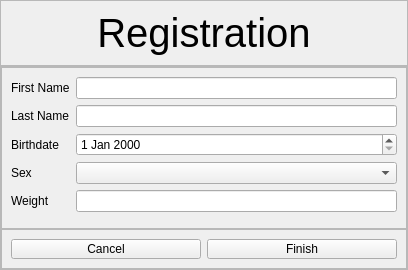
mxcom/Programming-Exercises, file src/views/user_management/WndRegistration.ui: the form before one commit.
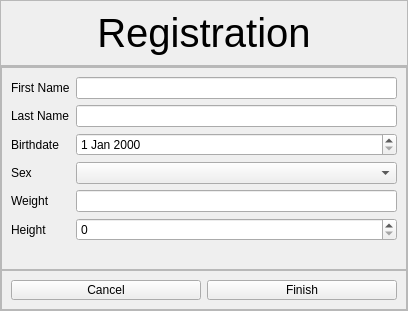
The form after the commit.

The edit to the form file:
```diff
--- a/src/views/user_management/WndRegistration.ui
+++ b/src/views/user_management/WndRegistration.ui
@@ -7,7 +7,7 @@
     <x>0</x>
     <y>0</y>
     <width>408</width>
-    <height>270</height>
+    <height>311</height>
    </rect>
   </property>
   <property name="sizePolicy">
@@ -269,6 +269,23 @@
               <item row="4" column="1">
                <widget class="QLineEdit" name="leWeight"/>
               </item>
+              <item row="5" column="0">
+               <widget class="QLabel" name="lbHeight">
+                <property name="text">
+                 <string>Height</string>
+                </property>
+               </widget>
+              </item>
+              <item row="5" column="1">
+               <widget class="QDoubleSpinBox" name="sbHeight">
+                <property name="decimals">
+                 <number>0</number>
+                </property>
+                <property name="maximum">
+                 <double>250.000000000000000</double>
+                </property>
+               </widget>
+              </item>
              </layout>
             </widget>
            </item>
```
Left out of the diff: 2 changed lines with no effect on the pictures.
